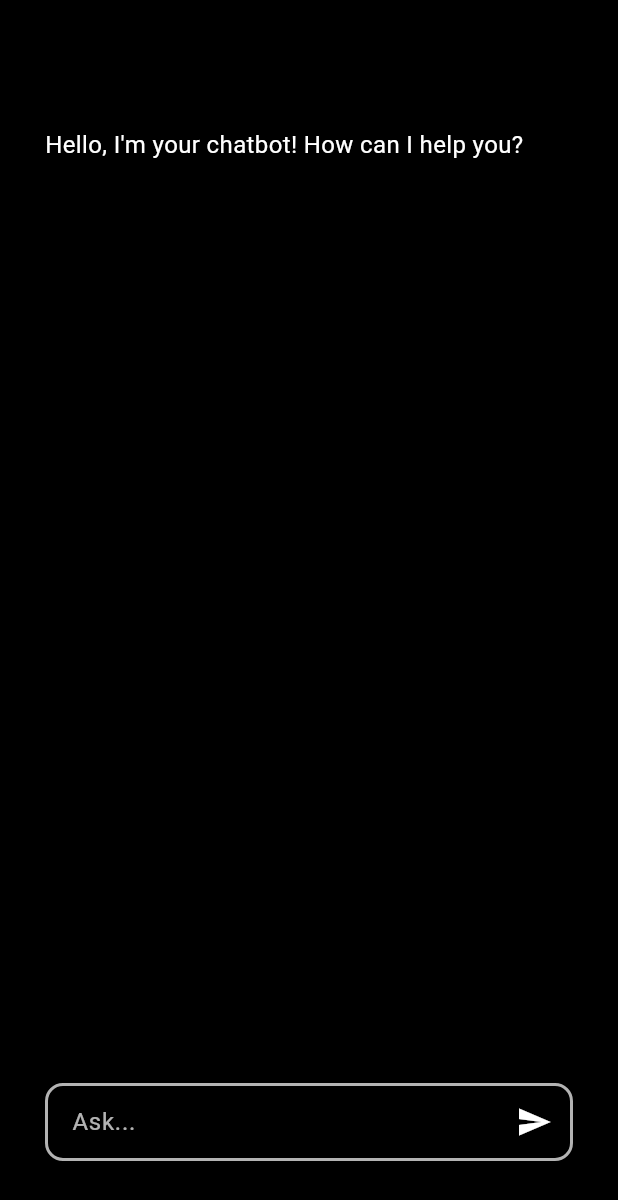
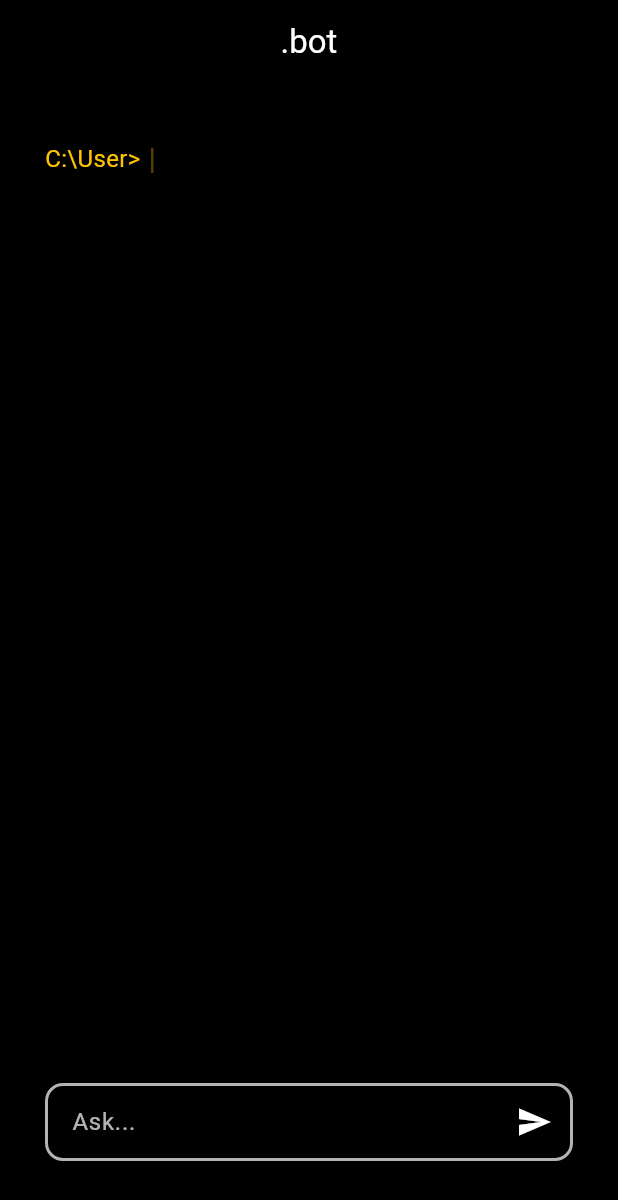
Before and after one commit to tims-exe/flutter-ai-bot, a Flutter app: the screen it shows after launch, after a tap on the "send" icon, on a phone screen of 412 x 824 dp. Shown: the top 1200 px of the screen. Run offline on Flutter 3.47's test engine with Material 3 defaults, Android fonts, the phone set to English and light mode, and no system bars.

Commit message:
layout done

```diff
--- a/lib/main.dart
+++ b/lib/main.dart
@@ -1,5 +1,6 @@
 import 'package:flutter/material.dart';
 import 'package:flutter/services.dart';
+import 'dart:async';
 
 void main() {
   runApp(const MyApp());
@@ -9,7 +10,6 @@ void main() {
 class MyApp extends StatelessWidget {
   const MyApp({super.key});
 
-  // This widget is the root of your application.
   @override
   Widget build(BuildContext context) {
     return const MaterialApp(
@@ -29,23 +29,56 @@ class RootPage extends StatefulWidget {
 
 class _RootPageState extends State<RootPage> {
   final TextEditingController _controller = TextEditingController();
-
-  List<String> messages = ["Hello, I'm your chatbot! How can I help you?"];
+  List<String> messages = ["C:\\User>"];
+  bool isCursorVisible = true;
 
   void _handleUserInput(String input) {
-    setState(() {
-      messages.add("You: $input");
-      messages.add("Bot: ok");
+    if (input == "/clear") {
+      setState(() {
+        messages.clear();
+        _controller.clear();
+        messages.add("C:\\User>");
+      });
+    } else {
+      setState(() {
+        messages.removeLast();
+        messages.add("C:\\User> $input");
+        messages.add("ok\n");
+        messages.add("C:\\User>");
+      });
+      _controller.clear();
+    }
+  }
+
+  @override
+  void initState() {
+    super.initState();
+
+    // Make the cursor blink
+    Timer.periodic(const Duration(milliseconds: 500), (_) {
+      if (mounted) {
+        setState(() {
+          isCursorVisible = !isCursorVisible;
+        });
+      }
     });
-    _controller.clear();
   }
 
   @override
   Widget build(BuildContext context) {
     return Scaffold(
+      appBar: AppBar(
+        title: const Text(
+          '.bot',
+          style: TextStyle(color: Colors.white),
+        ),
+        centerTitle: true,
+        backgroundColor: Colors.black,
+      ),
       backgroundColor: Colors.black,
       body: Padding(
-        padding: const EdgeInsets.only(bottom: 50, left: 30, right: 30, top: 80),
+        padding:
+            const EdgeInsets.only(bottom: 50, left: 30, right: 30, top: 30),
         child: Column(
           mainAxisAlignment: MainAxisAlignment.spaceBetween,
           children: [
@@ -53,15 +86,46 @@ class _RootPageState extends State<RootPage> {
               child: ListView.builder(
                 itemCount: messages.length,
                 itemBuilder: (context, index) {
+                  // Check if it's the last message (C:\User>) and if it's the one where the cursor should be
+                  if (messages[index] == "C:\\User>" &&
+                      index == messages.length - 1) {
+                    return Padding(
+                      padding: const EdgeInsets.symmetric(vertical: 5),
+                      child: Row(
+                        children: [
+                          Container(
+                            alignment: Alignment.center,
+                            height: 30,
+                            child: Text(
+                              messages[index],
+                              style: const TextStyle(
+                                color: Colors.amber,
+                                fontSize: 16,
+                              ),
+                            ),
+                          ),
+                          AnimatedSwitcher(
+                            duration: const Duration(milliseconds: 300),
+                            child: isCursorVisible
+                                ? const Text(
+                                    ' |',
+                                    style: TextStyle(
+                                      color: Colors.amber,
+                                      fontSize: 20,
+                                    ),
+                                  )
+                                : const SizedBox.shrink(),
+                          ),
+                        ],
+                      ),
+                    );
+                  }
                   return Padding(
                     padding: const EdgeInsets.symmetric(vertical: 5),
                     child: Text(
                       messages[index],
                       style: TextStyle(
-                        color: index.isEven
-                            ? Colors.white
-                            : Colors
-                                .blueAccent, // Alternate colors for user and bot
+                        color: index.isEven ? Colors.amber : Colors.white,
                         fontSize: 16,
                       ),
                     ),
@@ -95,7 +159,8 @@ class _RootPageState extends State<RootPage> {
                     icon: const Icon(Icons.send, color: Colors.white),
                     onPressed: () {
                       if (_controller.text.isNotEmpty) {
-                        _handleUserInput(_controller.text); // Handle user input
+                        _handleUserInput(_controller.text);
+                        FocusScope.of(context).unfocus();
                       }
                     },
                   ),
```
